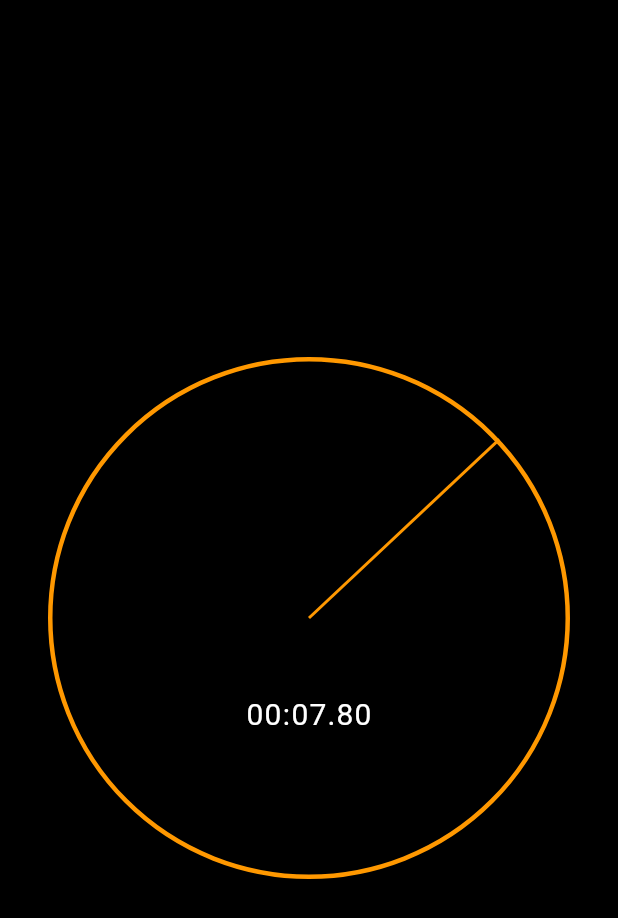
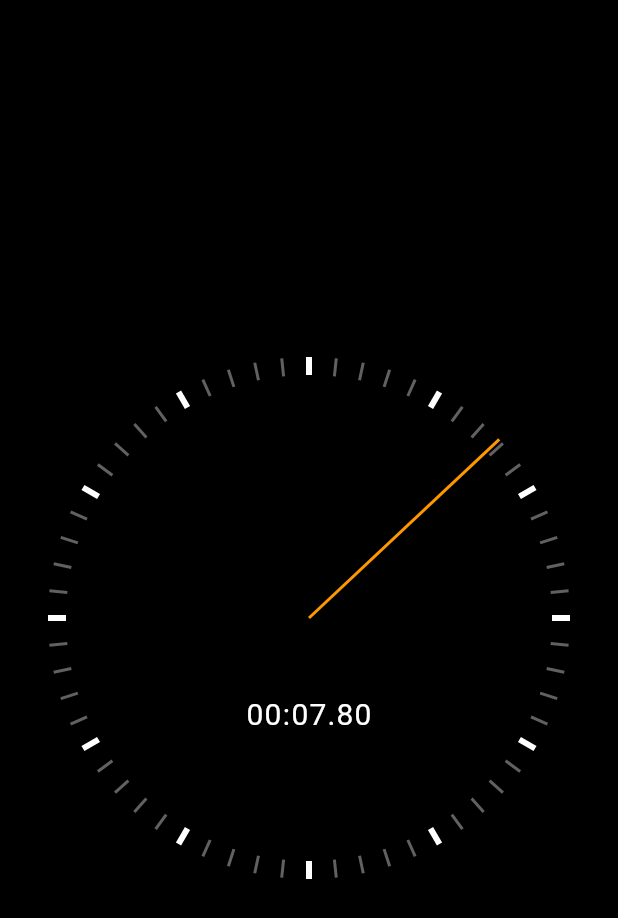
Before and after one commit to MeYo0o/Flutter-Animation-Masterclass, a Flutter app: the screen it shows after launch, on a phone screen of 412 x 824 dp. Shown: the top 918 px of the screen. Run offline on Flutter 3.47's test engine with Material 2 defaults, Android fonts, the phone set to English and light mode, and no system bars.

Commit message:
Add EP20

```diff
--- /dev/null
+++ b/lib/pages/ep11_to_ep/clock_markers.dart
@@ -0,0 +1,33 @@
+import 'dart:math';
+
+import 'package:flutter/material.dart';
+
+class ClockSecondsTickMarker extends StatelessWidget {
+  const ClockSecondsTickMarker({
+    Key? key,
+    required this.seconds,
+    required this.radius,
+  }) : super(key: key);
+
+  final int seconds;
+  final double radius;
+
+  @override
+  Widget build(BuildContext context) {
+    final color = seconds % 5 == 0 ? Colors.white : Colors.grey[700];
+    const height = 12.0;
+    final width = seconds % 5 == 0 ? 4.0 : 2.0;
+    return Transform(
+      alignment: Alignment.center,
+      transform: Matrix4.identity()
+        ..translate((-width / 2), (-height / 2), 0.0)
+        ..rotateZ(2 * pi * (seconds / 60))
+        ..translate(0.0, (radius - height / 2), 0.0),
+      child: Container(
+        height: height,
+        width: width,
+        color: color,
+      ),
+    );
+  }
+}
--- a/lib/pages/ep11_to_ep/stop_watch_renderer.dart
+++ b/lib/pages/ep11_to_ep/stop_watch_renderer.dart
@@ -3,6 +3,8 @@
 import 'package:flutter/material.dart';
 import 'package:flutter_animations_masterclass/pages/ep11_to_ep/clock_hand.dart';
 import 'package:flutter_animations_masterclass/pages/ep11_to_ep/elapsed_time_text.dart';
+
+import 'clock_markers.dart';
 
 class StopwatchRenderer extends StatelessWidget {
   final Duration elapsedTime;
@@ -17,15 +19,12 @@
   Widget build(BuildContext context) {
     return Stack(
       children: [
-        Container(
-          decoration: BoxDecoration(
-            border: Border.all(
-              width: 3,
-              color: Colors.orange,
-            ),
-            borderRadius: BorderRadius.circular(radius),
+        for (int i = 0; i < 60; i++)
+          Positioned(
+            top: radius,
+            left: radius,
+            child: ClockSecondsTickMarker(seconds: i, radius: radius),
           ),
-        ),
         Positioned(
           top: radius,
           left: radius,
```
